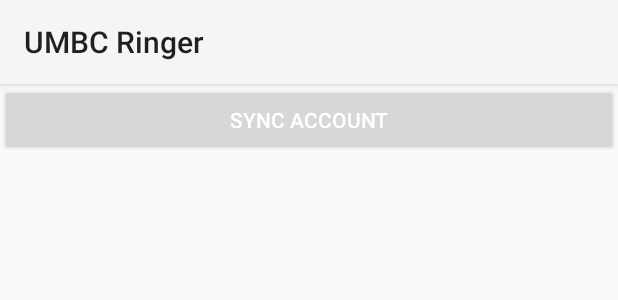
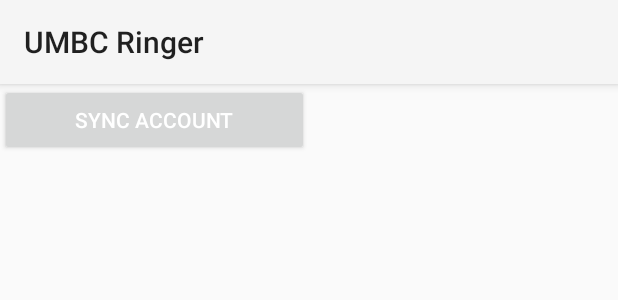
Before and after one commit to zimmermegan/CMSC331-Proj2, an Android app: the layout layout_buttons.xml on its own in the app's theme, with its tools: preview values and no code run, on a phone screen of 412 x 824 dp. Shown: the top 300 px of the screen. Run offline under Robolectric (Android 15) with nearby library versions, the phone set to English and light mode, and no system bars.

```diff
--- a/app/src/main/res/layout/layout_buttons.xml
+++ b/app/src/main/res/layout/layout_buttons.xml
@@ -4,14 +4,15 @@
     android:layout_width="fill_parent"
     android:weightSum="10"
     android:baselineAligned="false" android:orientation="horizontal">
-    <Button android:text="Sync Account"
-        android:layout_width="fill_parent"
+
+    <Button android:text="@string/syncbttn"
+        android:layout_width="0dp"
         android:layout_weight="5"
         android:layout_height="wrap_content"
         android:id="@+id/loginButton"
-        android:layout_gravity="left"
+        android:layout_gravity="start"
         android:onClick="run"
-        android:textColor="#ffffffff"></Button>
+        android:textColor="#ffffffff"/>
 
 
 </LinearLayout>
--- a/app/src/main/res/values/strings.xml
+++ b/app/src/main/res/values/strings.xml
@@ -24,5 +24,6 @@
     <string name="pref_user_profile">User Profile</string>
     <string name="pref_update_setting">Update Settings</string>
     <string name="menu_settings">"Settings"</string>
+    <string name="syncbttn">Sync Account</string>
 
 </resources>
```
